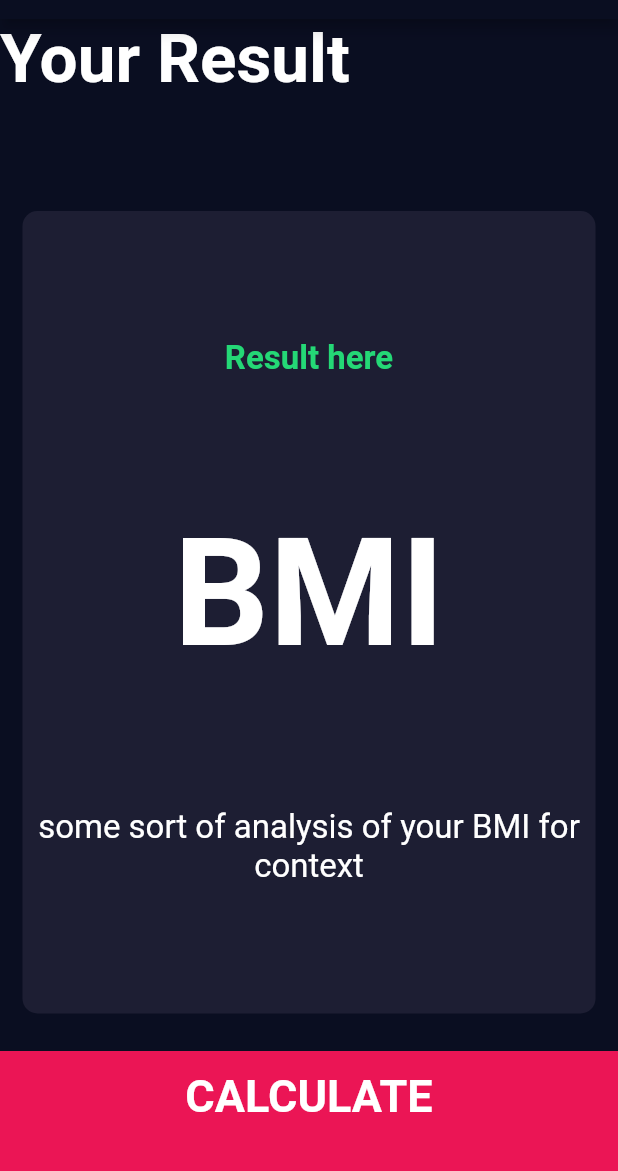
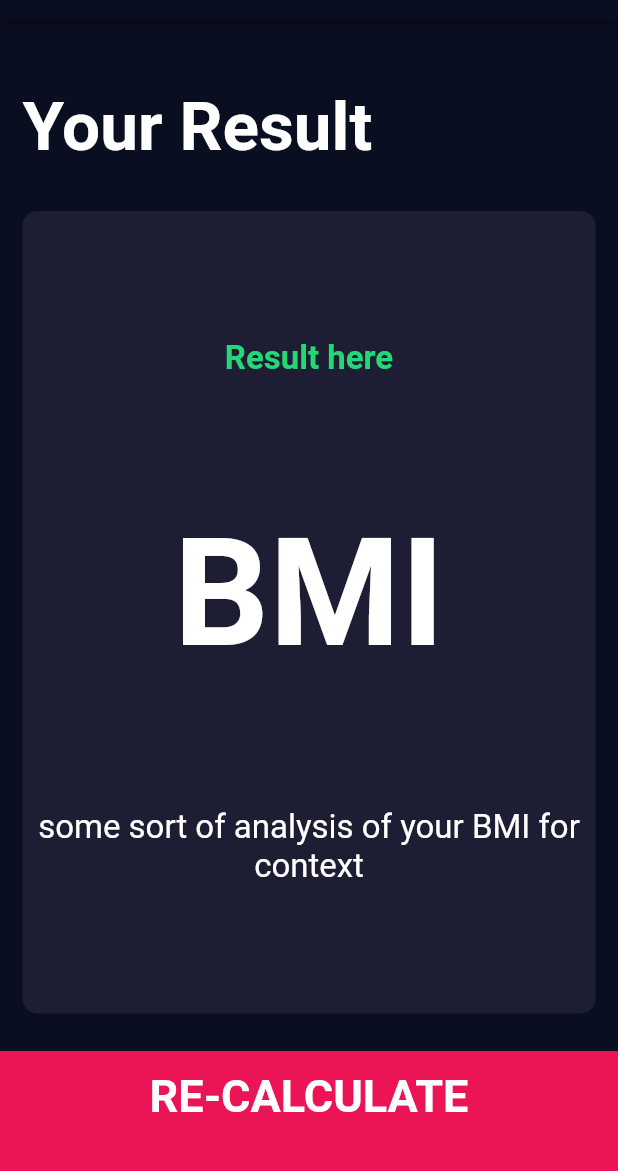
Before and after one commit to gTambo/flutter_tutorial_bmi_calculator, a Flutter app: the ResultsPage screen opened directly, on a phone screen of 412 x 824 dp, the part 65-1236 px from its top. Run offline on Flutter 3.47's test engine with Material 2 defaults, Android fonts, the phone set to English and light mode, and no system bars; our stand-ins replace font_awesome_flutter.

Commit message:
refactor lib file structure, minor style changes

```diff
--- a/lib/bottom_button.dart
+++ b/lib/components/bottom_button.dart
@@ -1,5 +1,5 @@
 import 'package:flutter/material.dart';
-import 'constants.dart';
+import '../constants.dart';
 
 class BottomButton extends StatelessWidget {
   const BottomButton({
--- a/lib/card_child.dart
+++ b/lib/components/card_child.dart
@@ -1,5 +1,5 @@
 import 'package:flutter/material.dart';
-import 'constants.dart';
+import '../constants.dart';
 
 // CardChild, aka IconContent
 class CardChild extends StatelessWidget {
--- a/lib/main.dart
+++ b/lib/main.dart
@@ -1,6 +1,5 @@
-import 'package:bmi_calculator/results_page.dart';
 import 'package:flutter/material.dart';
-import 'input_page.dart';
+import 'screens/input_page.dart';
 
 void main() => runApp(BMICalculator());
 
--- a/lib/results_page.dart
+++ b/lib/screens/results_page.dart
@@ -1,7 +1,7 @@
 import 'package:bmi_calculator/constants.dart';
-import 'package:bmi_calculator/reusable_card.dart';
+import 'package:bmi_calculator/components/reusable_card.dart';
 import 'package:flutter/material.dart';
-import 'bottom_button.dart';
+import '../components/bottom_button.dart';
 
 class ResultsPage extends StatefulWidget {
   const ResultsPage();
@@ -26,6 +26,8 @@ class _ResultsPageState extends State<ResultsPage> {
           Expanded(
             flex: 1,
             child: Container(
+              padding: EdgeInsets.all(15),
+              alignment: Alignment.bottomLeft,
               child: Text(
                 'Your Result',
                 style: kTitleTextStyle,
@@ -58,9 +60,9 @@ class _ResultsPageState extends State<ResultsPage> {
           ),
           BottomButton(
               onTap: () {
-                print('tapped \'CALCULATE\'.');
+                Navigator.pop(context);
               },
-              buttonTitle: 'CALCULATE')
+              buttonTitle: 'RE-CALCULATE')
         ],
       ),
     );
```
Also changed, not shown: lib/screens/input_page.dart (renamed from lib/input_page.dart, +6 -6 lines), lib/components/reusable_card.dart (renamed from lib/reusable_card.dart), lib/components/round_icon_button.dart (renamed from lib/round_icon_button.dart).
